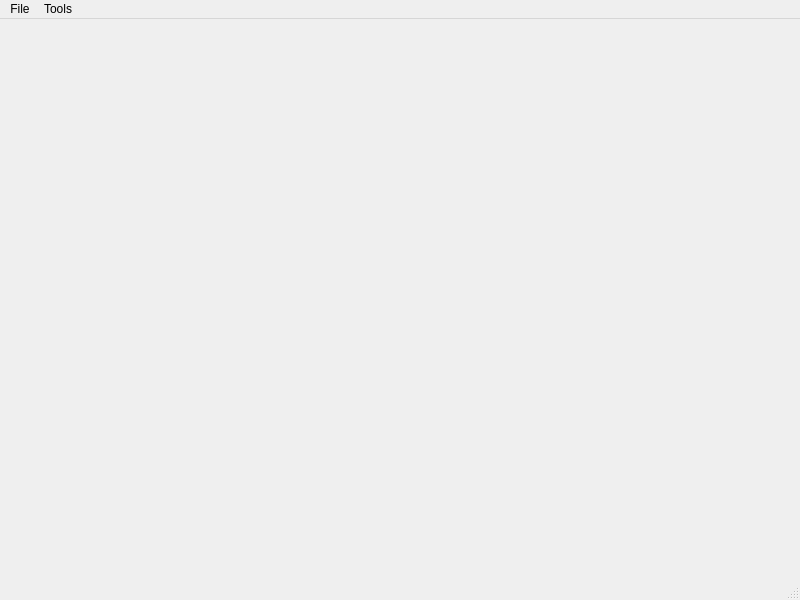
This is src/IRESReader/GUI/Qt/UI/IRESReader.ui in felipeCeler/irescutaway as Qt 5 draws it before an edit. The edited form follows.
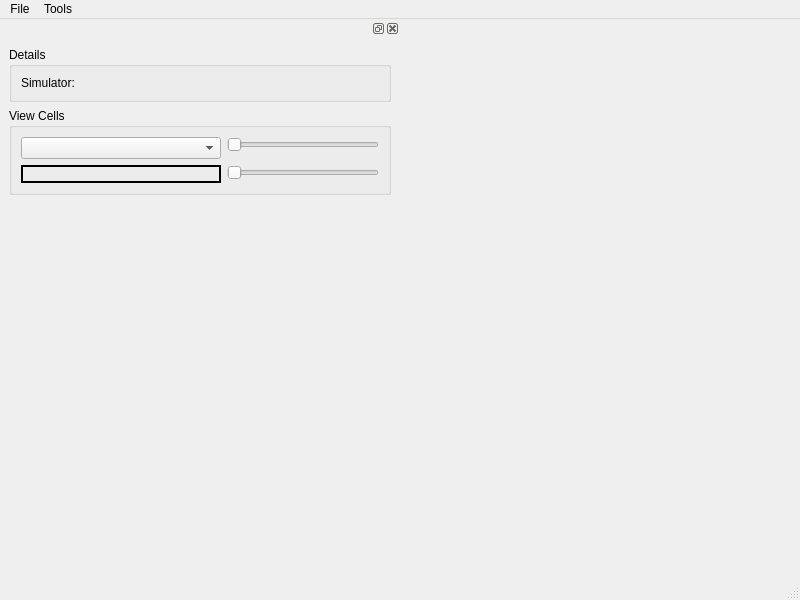
This is the edited form.

Commit message: Initial GUI to choose ( for while ) some static properties to visualize. Normal are not good because the double face in the model. But it's working now.

```diff
--- a/src/IRESReader/GUI/Qt/UI/IRESReader.ui
+++ b/src/IRESReader/GUI/Qt/UI/IRESReader.ui
@@ -10,10 +10,38 @@
     <height>600</height>
    </rect>
   </property>
+  <property name="sizePolicy">
+   <sizepolicy hsizetype="Minimum" vsizetype="Minimum">
+    <horstretch>0</horstretch>
+    <verstretch>0</verstretch>
+   </sizepolicy>
+  </property>
   <property name="windowTitle">
    <string>MainWindow</string>
   </property>
-  <widget class="QWidget" name="centralwidget"/>
+  <property name="documentMode">
+   <bool>false</bool>
+  </property>
+  <property name="dockNestingEnabled">
+   <bool>false</bool>
+  </property>
+  <widget class="QWidget" name="central_widget_">
+   <layout class="QFormLayout" name="formLayout">
+    <property name="fieldGrowthPolicy">
+     <enum>QFormLayout::ExpandingFieldsGrow</enum>
+    </property>
+    <item row="3" column="0" colspan="2">
+     <widget class="QWidget" name="widget_" native="true">
+      <property name="sizePolicy">
+       <sizepolicy hsizetype="Maximum" vsizetype="Maximum">
+        <horstretch>0</horstretch>
+        <verstretch>0</verstretch>
+       </sizepolicy>
+      </property>
+     </widget>
+    </item>
+   </layout>
+  </widget>
   <widget class="QMenuBar" name="menubar">
    <property name="geometry">
     <rect>
@@ -41,6 +69,136 @@
    <addaction name="menuTools"/>
   </widget>
   <widget class="QStatusBar" name="statusbar"/>
+  <widget class="QDockWidget" name="dockWidget">
+   <property name="minimumSize">
+    <size>
+     <width>400</width>
+     <height>290</height>
+    </size>
+   </property>
+   <property name="maximumSize">
+    <size>
+     <width>400</width>
+     <height>524287</height>
+    </size>
+   </property>
+   <attribute name="dockWidgetArea">
+    <number>1</number>
+   </attribute>
+   <widget class="QWidget" name="dockWidgetContents">
+    <layout class="QGridLayout" name="gridLayout">
+     <item row="2" column="0">
+      <spacer name="verticalSpacer">
+       <property name="orientation">
+        <enum>Qt::Vertical</enum>
+       </property>
+       <property name="sizeHint" stdset="0">
+        <size>
+         <width>20</width>
+         <height>40</height>
+        </size>
+       </property>
+      </spacer>
+     </item>
+     <item row="0" column="0">
+      <widget class="QGroupBox" name="groupBox_Details_">
+       <property name="minimumSize">
+        <size>
+         <width>200</width>
+         <height>0</height>
+        </size>
+       </property>
+       <property name="maximumSize">
+        <size>
+         <width>400</width>
+         <height>16777215</height>
+        </size>
+       </property>
+       <property name="title">
+        <string>Details</string>
+       </property>
+       <layout class="QFormLayout" name="formLayout_2">
+        <item row="0" column="0">
+         <widget class="QLabel" name="label_simulator_">
+          <property name="text">
+           <string>Simulator:</string>
+          </property>
+         </widget>
+        </item>
+        <item row="0" column="1">
+         <widget class="QLabel" name="simulator_name_">
+          <property name="minimumSize">
+           <size>
+            <width>200</width>
+            <height>0</height>
+           </size>
+          </property>
+          <property name="maximumSize">
+           <size>
+            <width>400</width>
+            <height>16777215</height>
+           </size>
+          </property>
+          <property name="text">
+           <string/>
+          </property>
+         </widget>
+        </item>
+       </layout>
+      </widget>
+     </item>
+     <item row="1" column="0">
+      <widget class="QGroupBox" name="groupBox_viewCells_">
+       <property name="title">
+        <string>View Cells</string>
+       </property>
+       <layout class="QFormLayout" name="formLayout_3">
+        <item row="0" column="0">
+         <widget class="QComboBox" name="comboBox_choose_an_property_">
+          <property name="minimumSize">
+           <size>
+            <width>200</width>
+            <height>0</height>
+           </size>
+          </property>
+         </widget>
+        </item>
+        <item row="0" column="1">
+         <widget class="QSlider" name="horizontalSlider_minimal_">
+          <property name="orientation">
+           <enum>Qt::Horizontal</enum>
+          </property>
+         </widget>
+        </item>
+        <item row="1" column="1">
+         <widget class="QSlider" name="horizontalSlider_maximal_">
+          <property name="orientation">
+           <enum>Qt::Horizontal</enum>
+          </property>
+         </widget>
+        </item>
+        <item row="1" column="0">
+         <widget class="QLabel" name="property_range_">
+          <property name="minimumSize">
+           <size>
+            <width>200</width>
+            <height>0</height>
+           </size>
+          </property>
+          <property name="frameShape">
+           <enum>QFrame::WinPanel</enum>
+          </property>
+          <property name="text">
+           <string/>
+          </property>
+         </widget>
+        </item>
+       </layout>
+      </widget>
+     </item>
+    </layout>
+   </widget>
+  </widget>
   <action name="action_Open_IRES">
    <property name="text">
     <string>Open *.ires</string>
```
Left out of the diff: 4 changed lines with no effect on the pictures. The commit also changes 6 other files.
